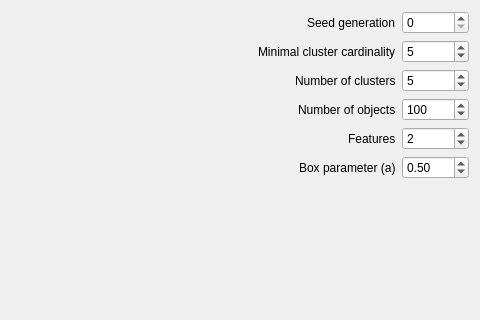
Old version of the form ui/generator.ui in the repository eremeykin/ectgui2; both pictures show x 93 to 573 and y 0 to 320 of the 573 by 455 pixel window.
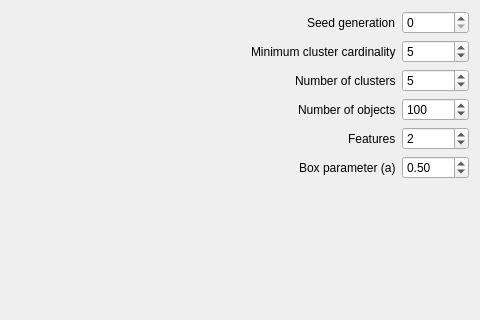
New version of the form.

Commit message: Change minimal to minimum

```diff
--- a/ui/generator.ui
+++ b/ui/generator.ui
@@ -57,7 +57,7 @@
        <item row="1" column="0">
         <widget class="QLabel" name="minimal_cluster_cardinality_label">
          <property name="text">
-          <string>Minimal cluster cardinality</string>
+          <string>Minimum cluster cardinality</string>
          </property>
         </widget>
        </item>
```
The commit also changes 1 other file.
